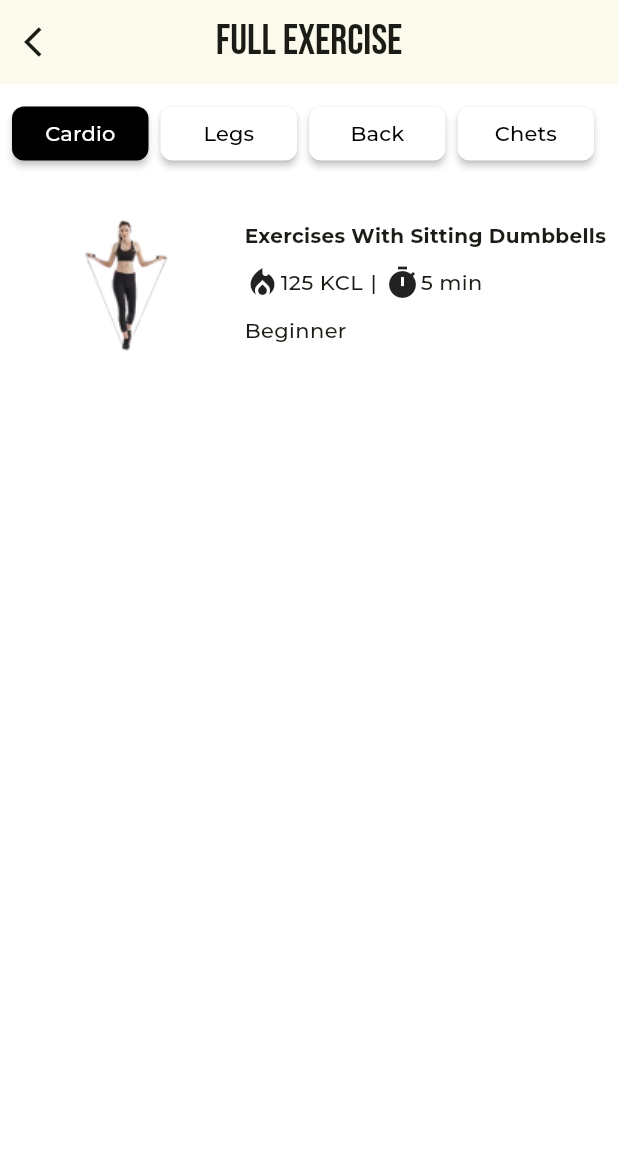
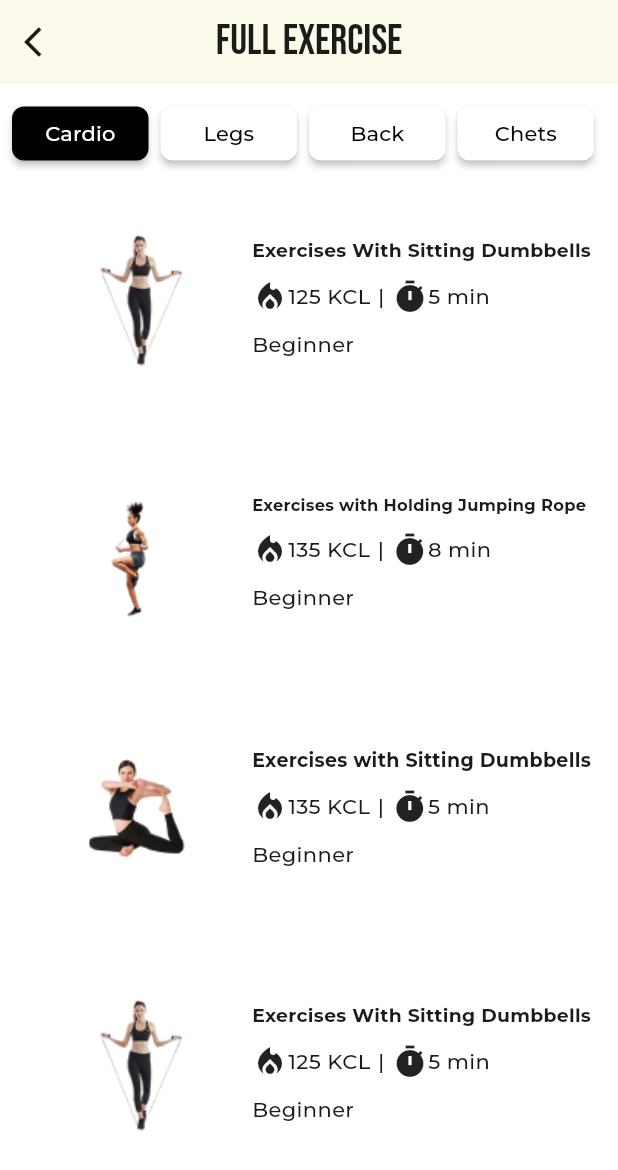
Before and after one commit to ahmedmagdy99101/fitness_app, a Flutter app: the ExerciseScreen screen opened directly, on a phone screen of 412 x 824 dp. Shown: the top 1170 px of the screen. Run offline on Flutter 3.47's test engine with Material 3 defaults, Android fonts, the phone set to English and light mode, and no system bars; our stand-ins replace cached_network_image, cloud_firestore, custom_navigation_bar, firebase_auth, firebase_core, flutter_bloc and 2 more; missing offline and left inert: neon_circular_timer; accounts and stored records are empty; project files that could hold a hidden picture were left out.

Commit message:
add a new screens exercise

```diff
--- a/lib/features/exercise/screens/Exercise_Screens/Full Exercise.dart
+++ b/lib/features/exercise/screens/Exercise_Screens/Full Exercise.dart
@@ -1,4 +1,6 @@
 import 'package:flutter/material.dart';
+
+import 'ExerciseDetails.dart';
 
 void main(){
   runApp(
@@ -47,31 +49,34 @@ class _MealPlanScreenState extends State<ExerciseScreen> {
 }
 
 class Exercise_Card extends StatelessWidget {
-  final String title;
-  final String image;
-  final int calories;
-  final int time;
-  final String level;
+  final String? title;
+  final String? image;
+  final int? calories;
+  final int? time;
+  final String? level;
 
-  const Exercise_Card(
-      this.image, this.title, this.calories, this.time, this.level);
+  const Exercise_Card({
+      this.image, this.title, this.calories, this.time, this.level});
 
   @override
   Widget build(BuildContext context) {
-    return Container(
+    return GestureDetector(
+      onTap: (){
+        Navigator.push(context, MaterialPageRoute(builder: (context) => ExerciseDetails_Screen(), settings:
+        RouteSettings(arguments:{'title' : title, 'calories' : calories, 'time' : time, 'level' : level})));
+      },
       child: Column(
         children: [
-          Container(
+          Padding(
+            padding: EdgeInsets.all(10),
             child: Row(
+            mainAxisAlignment: MainAxisAlignment.spaceEvenly,
               children: [
                 Container(
                   height: 150,
                   width: 150,
                   padding: const EdgeInsets.all(10),
-                  child: Image(image: AssetImage(image)),
-                ),
-                const SizedBox(
-                  width: 5,
+                  child: Image(image: AssetImage(image!)),
                 ),
                 Expanded(
                   child: Column(
@@ -81,7 +86,7 @@ class Exercise_Card extends StatelessWidget {
                         fit: BoxFit.scaleDown,
                         alignment: Alignment.topLeft,
                         child: Text(
-                          title,
+                          title!,
                           maxLines: 2,
                           overflow: TextOverflow.visible,
                           style: const TextStyle(
@@ -113,7 +118,7 @@ class Exercise_Card extends StatelessWidget {
                         height: 10,
                       ),
                       FittedBox(
-                          alignment: Alignment.bottomLeft, child: Text(level))
+                          alignment: Alignment.bottomLeft, child: Text(level!))
                     ],
                   ),
                 )
@@ -164,11 +169,46 @@ Widget buildButton(String text, bool isSelected) {
 
 Widget buildExerciseList() {
   return Expanded(
-      child: ListView(children: [
-       GestureDetector(
-         onTap: (){},
-         child: const Exercise_Card('assets/images/images-removebg-preview 1.png',
-          "Exercises With Sitting Dumbbells", 125, 5, "Beginner"),
-    ),
+      child: ListView(children: const [
+        Exercise_Card(
+          image: 'assets/images/images-removebg-preview 1.png',
+        title: "Exercises With Sitting Dumbbells",
+          calories: 125,
+          time: 5,
+          level: 'Beginner',),
+        Exercise_Card(
+          image: 'assets/images/images-removebg-preview (1) 1.png',
+          title: 'Exercises with Holding Jumping Rope ',
+          calories: 135,
+          time: 8,
+          level: 'Beginner',
+        ),
+        Exercise_Card(
+          image: 'assets/images/image_0.png',
+          title: 'Exercises with Sitting Dumbbells',
+          calories: 135,
+          time: 5,
+          level: 'Beginner',
+        ),
+        Exercise_Card(
+          image: 'assets/images/images-removebg-preview 1.png',
+          title: "Exercises With Sitting Dumbbells",
+          calories: 125,
+          time: 5,
+          level: 'Beginner',),
+        Exercise_Card(
+          image: 'assets/images/images-removebg-preview (1) 1.png',
+          title: 'Exercises with Holding Jumping Rope ',
+          calories: 135,
+          time: 8,
+          level: 'Beginner',
+        ),
+        Exercise_Card(
+          image: 'assets/images/image_0.png',
+          title: 'Exercises with Sitting Dumbbells',
+          calories: 135,
+          time: 5,
+          level: 'Beginner',
+        ),
   ]));
 }
```
Also changed, not shown: lib/features/exercise/screens/Exercise_Screens/ExerciseDetails.dart (+18 -13 lines), assets/images/image_0.png (added), assets/images/images-removebg-preview (1) 1.png (added).
